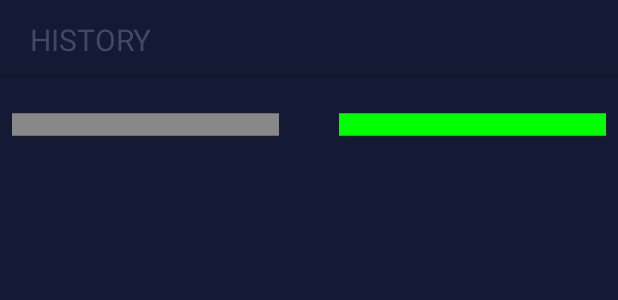
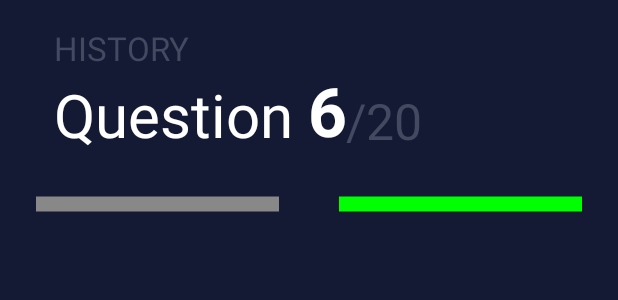
Before and after one commit to XIIIXIIXIXI/QuizApp, an Android app built with Jetpack Compose: the @Preview function GameScreenPreview, on a phone screen of 412 x 824 dp. Shown: the top 300 px of the screen. Run offline under Robolectric (Android 15) with nearby library versions, the phone set to English and light mode, and no system bars.

Commit message:
QuestionNumber

```diff
--- a/app/src/main/java/com/example/quizapp/presentation/gameScreens/GameScreen.kt
+++ b/app/src/main/java/com/example/quizapp/presentation/gameScreens/GameScreen.kt
@@ -13,6 +13,7 @@ import androidx.compose.ui.geometry.Offset
 import androidx.compose.ui.geometry.Size
 import androidx.compose.ui.graphics.Color
 import androidx.compose.ui.graphics.PathEffect
+import androidx.compose.ui.text.font.FontWeight
 import androidx.compose.ui.text.toUpperCase
 import androidx.compose.ui.tooling.preview.Preview
 import androidx.compose.ui.unit.dp
@@ -25,25 +26,61 @@ import com.example.quizapp.domain.model.questions
 
 @Composable
 fun GameScreen(){
+        val currentNumber = 6
+        val nQuestions = 20
         Column(
             modifier = Modifier
                 .background(MaterialTheme.colors.background)
                 .fillMaxSize()
         ) {
-            CategoryTopBar(category = "history")
+ //           CategoryTopBar(category = "history")
+            val category = "history"
+            Text(
+                text = category.uppercase(),
+                modifier = Modifier.padding(start = 36.dp, top = 20.dp),
+                color = SecondaryGameScreen,
+                fontSize = 22.sp
+            )
+
+            Row(modifier = Modifier.fillMaxWidth().padding(start = 36.dp, top = 3.dp ), horizontalArrangement = Arrangement.Start) {
+                Text(
+                    text = "Question", modifier = Modifier.padding(top = 5.dp),
+                    color = Color.White,
+                    fontSize = 40.sp,
+                )
+                Text(
+                    text = "$currentNumber",
+                    modifier = Modifier.padding(start = 10.dp),
+                    color = Color.White,
+                    fontSize = 45.sp,
+                    fontWeight = FontWeight.Bold
+                )
+                Text(
+                    text = "/$nQuestions",
+                    color = SecondaryGameScreen,
+                    fontSize = 33.sp,
+                    modifier = Modifier.padding(top = 13.dp)
+                )
+            }
+
             QuestionNumber(10)
             QuestionLine(2)
+
         }
 }
 
 @Composable
 fun QuestionLine(nQuestions: Int) {
-    val paddingWidth = 8
-    Spacer(modifier = Modifier.height(10.dp))
-    Canvas(modifier = Modifier.padding(paddingWidth.dp).background(MaterialTheme.colors.background).fillMaxWidth().height(30.dp)){
+
+    val paddingWidth = 24
+//    Spacer(modifier = Modifier.height(5.dp))
+    Canvas(modifier = Modifier
+        .padding(paddingWidth.dp)
+        .background(MaterialTheme.colors.background)
+        .fillMaxWidth()
+        .height(20.dp)){
         val canvasWidth = size.width
         val canvasHeight = size.height
-
         val space = 60f
 //        val space2 = 60f
         val squareHeight = canvasHeight / 2
@@ -69,10 +106,11 @@ fun QuestionLine(nQuestions: Int) {
 fun QuestionNumber(nQuestions: Int) {
 }
 
+/*
 @Composable
 fun CategoryTopBar(category: String){
     TopAppBar(
-        contentPadding = PaddingValues(horizontal = 20.dp, vertical = 15.dp),
+        contentPadding = PaddingValues(horizontal = 36.dp, vertical = 15.dp),
         modifier = Modifier.height(TopBarExpendedHeight),
         backgroundColor = MaterialTheme.colors.background
     ){
@@ -80,12 +118,12 @@ fun CategoryTopBar(category: String){
             Text(
                 text = category.uppercase(),
                 color = SecondaryGameScreen,
-                fontSize = 20.sp,
+                fontSize = 30.sp,
             )
         }
     }
 }
-
+*/
 @Preview
 @Composable
 fun GameScreenPreview(){
```
